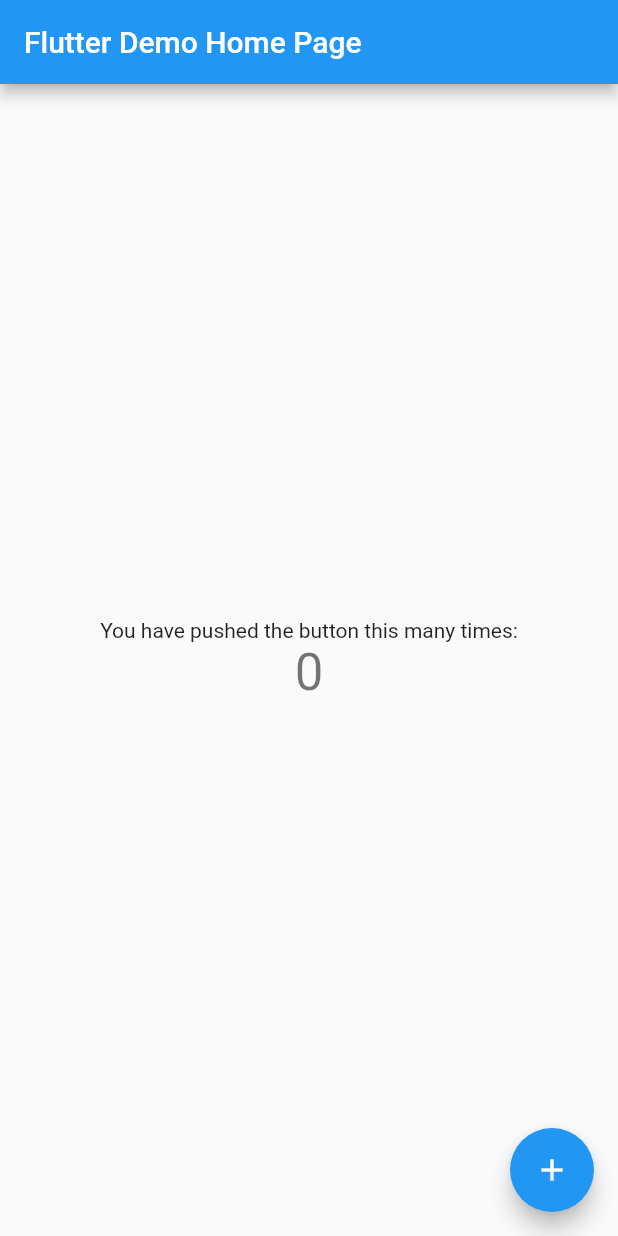
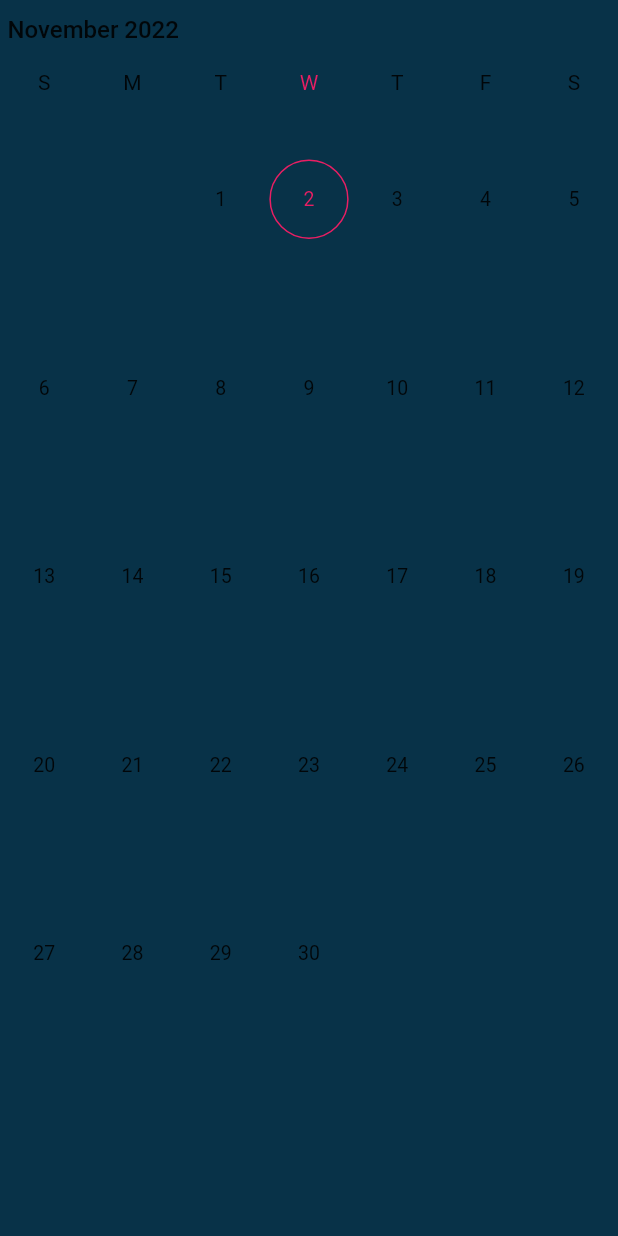
Before and after one commit to lennie-ein/E-Monitor, a Flutter app: the screen it shows after launch, on a phone screen of 412 x 824 dp. Run offline on Flutter 3.47's test engine with Material 2 defaults, Android fonts, the phone set to English and light mode, and no system bars; drawn by our look-alikes of syncfusion_flutter_datepicker.

Commit message:
Added a date picker to select single dates

```diff
--- /dev/null
+++ b/lib/Theme/colors.dart
@@ -0,0 +1,25 @@
+import 'package:flutter/material.dart';
+
+mixin MonitorColors{
+  static Color MonitorNavy = Color(0xFF083248);
+  static Color MonitorBg = Color(0xFF557B83);
+  static Color MonitorTeal = Color(0xFF39AEA9);
+  static Color MonitorLeafy = Color(0xFFA2D5AB);
+  static Color MonitorCream = Color(0xFFE5EFC1);
+  static Color MonitorBeige = Color(0xFFDBA858);
+  ////New Pallete
+  static Color MonitorRedi = Color(0xFFed254e);
+  static Color MonitorYellow = Color(0xFFf9dc5c);
+  static Color MonitorWhite = Color(0xFFf5fffd);
+  static Color MonitorGrey = Color(0xFF465362);
+  static Color MonitorDarkGrey = Color(0xFF292f36);
+  //New Palette
+  static Color MonitorPink = Color(0xFFeccbd9);
+  static Color MonitorLightBg = Color(0xFFC0E6DE);
+  static Color MonitorSky = Color(0xFF97d2fb);
+  static Color MonitorSea = Color(0xFF83bcff);
+  static Color MonitorLake = Color(0xFF80ffe8);
+
+
+
+}
--- /dev/null
+++ b/lib/UI/date_picker.dart
@@ -0,0 +1,30 @@
+import 'package:flutter/cupertino.dart';
+import 'package:flutter/material.dart';
+import 'package:syncfusion_flutter_datepicker/datepicker.dart';
+import 'package:e_monitor/Theme/colors.dart';
+
+
+class DatePicker extends StatefulWidget {
+  const DatePicker({Key? key}) : super(key: key);
+
+  @override
+  State<DatePicker> createState() => _DatePickerState();
+}
+void _onSelectionChanged(DateRangePickerSelectionChangedArgs args) {
+  print(args);
+}
+class _DatePickerState extends State<DatePicker> {
+  @override
+  Widget build(BuildContext context) {
+    return Container(
+      child: SfDateRangePicker(
+        onSelectionChanged:_onSelectionChanged,
+        selectionMode: DateRangePickerSelectionMode.single,
+        view: DateRangePickerView.month,
+        selectionShape: DateRangePickerSelectionShape.circle,
+        backgroundColor: MonitorColors.MonitorNavy,
+        selectionColor: MonitorColors.MonitorSea,
+      ),
+    );
+  }
+}
--- a/lib/main.dart
+++ b/lib/main.dart
@@ -1,3 +1,5 @@
+import 'package:e_monitor/UI/date_picker.dart';
+import 'package:e_monitor/UI/homepage.dart';
 import 'package:flutter/material.dart';
 
 void main() {
@@ -22,9 +24,9 @@
         // or simply save your changes to "hot reload" in a Flutter IDE).
         // Notice that the counter didn't reset back to zero; the application
         // is not restarted.
-        primarySwatch: Colors.blue,
+        primarySwatch: Colors.pink,
       ),
-      home: const MyHomePage(title: 'Flutter Demo Home Page'),
+      home: const DatePicker(),
     );
   }
 }
--- a/pubspec.yaml
+++ b/pubspec.yaml
@@ -47,6 +47,7 @@
   # package. See that file for information about deactivating specific lint
   # rules and activating additional ones.
   flutter_lints: ^2.0.0
+  syncfusion_flutter_datepicker: ^20.3.52
 
 # For information on the generic Dart part of this file, see the
 # following page: https://dart.dev/tools/pub/pubspec
```
Also changed, not shown: lib/Theme/style.dart (added, +52 -0 lines), lib/UI/homepage.dart (added, +17 -0 lines), pubspec.lock.
